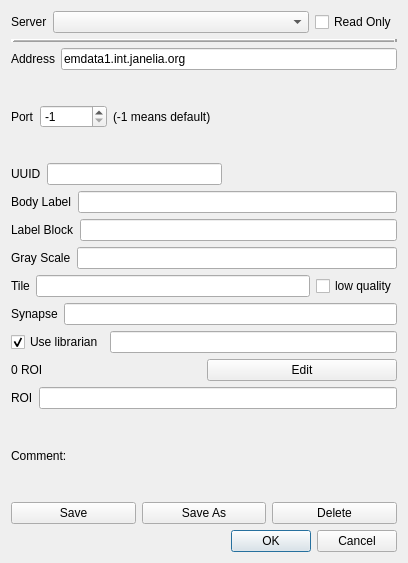
Qt form neurolabi/gui/dialogs/zdviddialog.ui (janelia-flyem/NeuTu) before a commit.
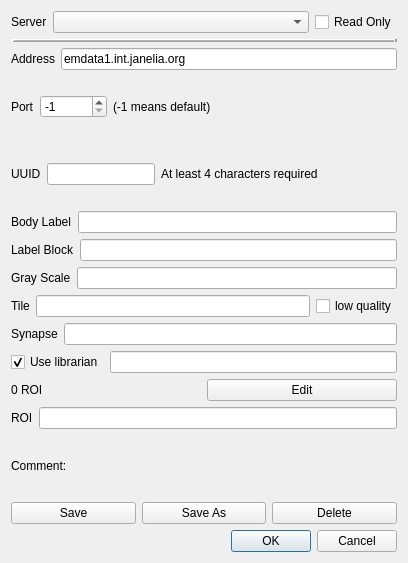
The same form after that commit.

Patch:
```diff
--- a/neurolabi/gui/dialogs/zdviddialog.ui
+++ b/neurolabi/gui/dialogs/zdviddialog.ui
@@ -142,6 +142,13 @@
        </property>
       </widget>
      </item>
+     <item>
+      <widget class="QLabel" name="label_12">
+       <property name="text">
+        <string>At least 4 characters required</string>
+       </property>
+      </widget>
+     </item>
      <item>
       <spacer name="horizontalSpacer_2">
        <property name="orientation">
```
Left out of the diff: 3 changed lines with no effect on the pictures.
